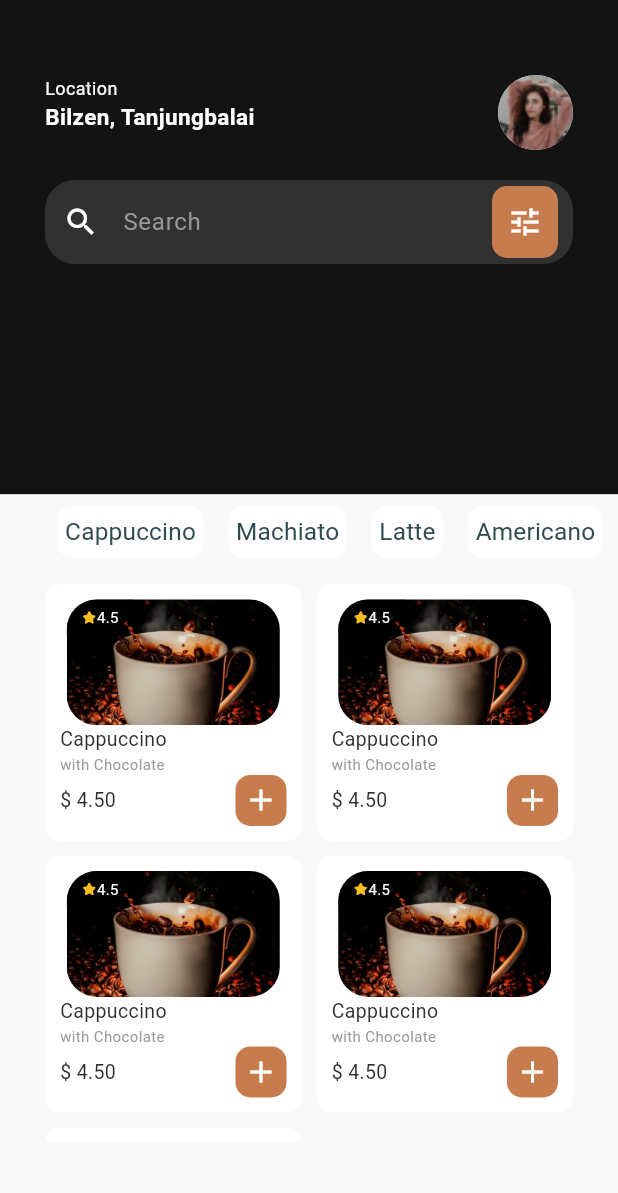
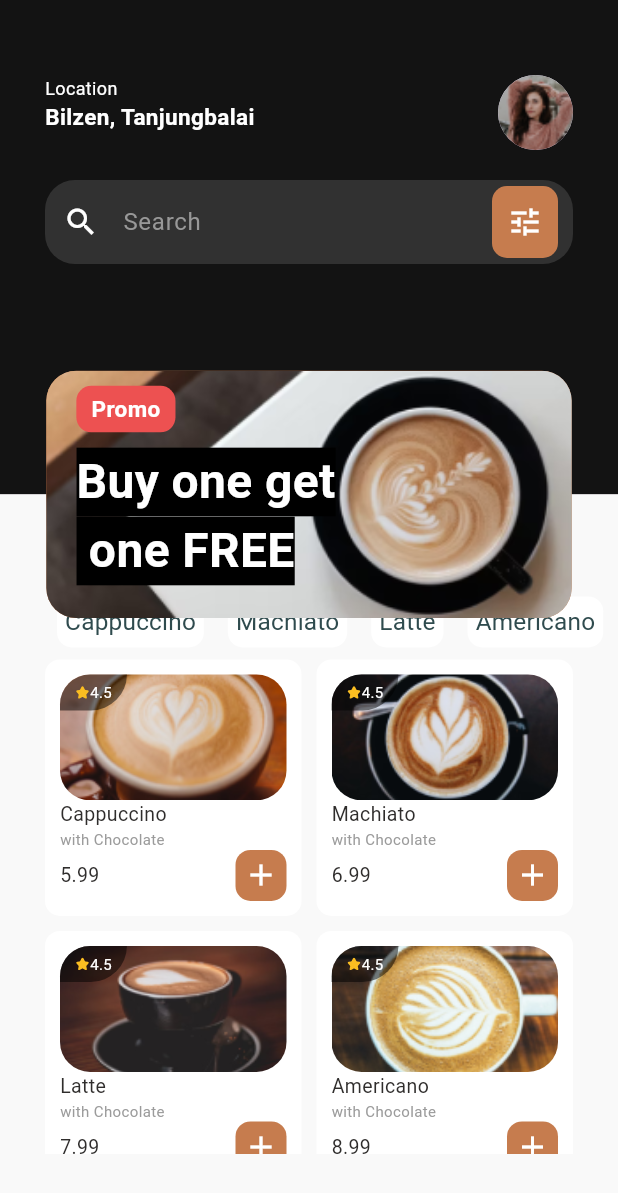
Before and after one commit to omerdurann/flutter_coffee_app, a Flutter app: the Home screen opened by its route, on a phone screen of 412 x 824 dp. Shown: the top 1193 px of the screen. Run offline on Flutter 3.47's test engine with Material 3 defaults, Android fonts, the phone set to English and light mode, and no system bars; our stand-ins replace flutter_svg.

Commit message:
Refactor ProductCard widget to include required properties

```diff
--- a/lib/featuress/home/view/home.dart
+++ b/lib/featuress/home/view/home.dart
@@ -21,31 +21,31 @@ class _HomeState extends State<Home> {
   List<dynamic> products = [
     {
       "name": "Cappuccino",
-      "price": 5.99,
+      "price": "5.99",
       "image": "assets/images/coffee2.png",
       "score": "4.5",
     },
     {
       "name": "Machiato",
-      "price": 6.99,
+      "price": "6.99",
       "image": "assets/images/coffee3.png",
       "score": "4.5",
     },
     {
       "name": "Latte",
-      "price": 7.99,
+      "price": "7.99",
       "image": "assets/images/coffee4.png",
       "score": "4.5",
     },
     {
       "name": "Americano",
-      "price": 8.99,
+      "price": "8.99",
       "image": "assets/images/coffee5.png",
       "score": "4.5",
     },
     {
       "name": "Turkish Coffee",
-      "price": 9.99,
+      "price": "9.99",
       "image": "assets/images/coffee6.png",
       "score": "4.5",
     },
@@ -55,15 +55,17 @@ class _HomeState extends State<Home> {
   Widget build(BuildContext context) {
     return Scaffold(
       body: SafeArea(
-        child: Column(
+        child: Stack(
+          children: [
+            Column(
               children: [
                 Expanded(
                   flex: 2,
                   child: Container(
                     color: const Color(0xFF131313),
                     child: Padding(
-                  padding:
-                      const EdgeInsets.symmetric(horizontal: 30, vertical: 50),
+                      padding: const EdgeInsets.symmetric(
+                          horizontal: 30, vertical: 50),
                       child: Column(
                         children: [
                           const Row(
@@ -149,6 +151,9 @@ class _HomeState extends State<Home> {
                       mainAxisAlignment: MainAxisAlignment.start,
                       crossAxisAlignment: CrossAxisAlignment.start,
                       children: [
+                        const SizedBox(
+                          height: 60,
+                        ),
                         Padding(
                           padding: const EdgeInsets.only(left: 30),
                           child: SizedBox(
@@ -165,10 +170,12 @@ class _HomeState extends State<Home> {
                           ),
                         ),
                         Padding(
-                      padding: const EdgeInsets.symmetric(
-                          horizontal: 30, vertical: 10),
+                          padding: const EdgeInsets.only(
+                            left: 30,
+                            right: 30,
+                          ),
                           child: SizedBox(
-                        height: MediaQuery.of(context).size.height * 0.45,
+                            height: MediaQuery.of(context).size.height * 0.4,
                             width: MediaQuery.of(context).size.width,
                             child: GridView.builder(
                               gridDelegate:
@@ -177,12 +184,73 @@ class _HomeState extends State<Home> {
                                 crossAxisSpacing: 10,
                                 mainAxisSpacing: 10,
                               ),
-                          itemCount: coffeeCategories.length,
+                              itemCount: products.length,
                               itemBuilder: (BuildContext context, int index) {
-                            return const ProductCard();
+                                return ProductCard(
+                                  name: products[index]["name"],
+                                  price: products[index]["price"],
+                                  image: products[index]["image"],
+                                  score: products[index]["score"],
+                                );
                               },
                             ),
                           ),
+                        ),
+                      ],
+                    ),
+                  ),
+                ),
+              ],
+            ),
+            Positioned(
+              bottom: MediaQuery.of(context).size.height * 0.5,
+              left: MediaQuery.of(context).size.width * 0.075,
+              child: Container(
+                padding: const EdgeInsets.symmetric(
+                  horizontal: 20,
+                  vertical: 10,
+                ),
+                width: MediaQuery.of(context).size.width * 0.85,
+                height: MediaQuery.of(context).size.height * 0.2,
+                decoration: BoxDecoration(
+                  color: const Color(0xFFC67C4E),
+                  borderRadius: BorderRadius.circular(20),
+                  image: const DecorationImage(
+                    image: AssetImage('assets/images/coffee1.png'),
+                    fit: BoxFit.cover,
+                  ),
+                ),
+                child: Column(
+                  crossAxisAlignment: CrossAxisAlignment.start,
+                  children: [
+                    Container(
+                      decoration: BoxDecoration(
+                        color: const Color(0xFFED5151),
+                        borderRadius: BorderRadius.circular(10),
+                      ),
+                      padding: const EdgeInsets.symmetric(
+                        horizontal: 10,
+                        vertical: 5,
+                      ),
+                      child: const Text(
+                        "Promo",
+                        style: TextStyle(
+                          color: Colors.white,
+                          fontSize: 15,
+                          fontWeight: FontWeight.bold,
+                        ),
+                      ),
+                    ),
+                    const Padding(
+                      padding: EdgeInsets.only(top: 10),
+                      child: Text("Buy one get\n one FREE",
+                          style: TextStyle(
+                            color: Colors.white,
+                            fontSize: 32,
+                            backgroundColor: Colors.black,
+                            fontWeight: FontWeight.bold,
+                          ),
+                          textAlign: TextAlign.start),
                     ),
                   ],
                 ),
--- a/lib/featuress/home/widget/product_card.dart
+++ b/lib/featuress/home/widget/product_card.dart
@@ -4,7 +4,15 @@ import 'package:flutter_svg/svg.dart';
 class ProductCard extends StatelessWidget {
   const ProductCard({
     super.key,
+    required this.name,
+    required this.price,
+    required this.image,
+    required this.score,
   });
+  final String name;
+  final String price;
+  final String image;
+  final String score;
 
   @override
   Widget build(BuildContext context) {
@@ -27,14 +35,14 @@ class ProductCard extends StatelessWidget {
                 children: [
                   Container(
                     constraints: const BoxConstraints(
-                      maxHeight: 142,
-                      maxWidth: 142,
+                      minHeight: 142,
+                      minWidth: 142,
                     ),
                     decoration: BoxDecoration(
                       borderRadius: BorderRadius.circular(20),
-                      image: const DecorationImage(
+                      image: DecorationImage(
                         image: AssetImage(
-                          'assets/images/coffee.png',
+                          image,
                         ),
                         fit: BoxFit.cover,
                       ),
@@ -57,9 +65,9 @@ class ProductCard extends StatelessWidget {
                       crossAxisAlignment: CrossAxisAlignment.center,
                       children: [
                         SvgPicture.asset('assets/svg/star.svg'),
-                        const Text(
-                          "4.5",
-                          style: TextStyle(
+                        Text(
+                          score,
+                          style: const TextStyle(
                             color: Colors.white,
                             fontSize: 10,
                           ),
@@ -72,17 +80,17 @@ class ProductCard extends StatelessWidget {
             ),
             Column(
               children: [
-                const Column(
+                Column(
                   crossAxisAlignment: CrossAxisAlignment.stretch,
                   children: [
                     Text(
-                      "Cappuccino",
-                      style: TextStyle(
+                      name,
+                      style: const TextStyle(
                         color: Color(0xFF2F2D2C),
                         fontSize: 13,
                       ),
                     ),
-                    Text(
+                    const Text(
                       "with Chocolate",
                       style: TextStyle(
                         color: Color(0xFF9B9B9B),
@@ -94,9 +102,9 @@ class ProductCard extends StatelessWidget {
                 Row(
                   mainAxisAlignment: MainAxisAlignment.spaceBetween,
                   children: [
-                    const Text(
-                      "\$ 4.50",
-                      style: TextStyle(
+                    Text(
+                      price,
+                      style: const TextStyle(
                         color: Color(0xFF2F2D2C),
                         fontSize: 13,
                       ),
```
Also changed, not shown: lib/featuress/home/widget/image_card.dart (added, +65 -0 lines), lib/featuress/home/widget/user_info.dart (added, +86 -0 lines). Lines whose indentation alone changed are shown as unchanged.
